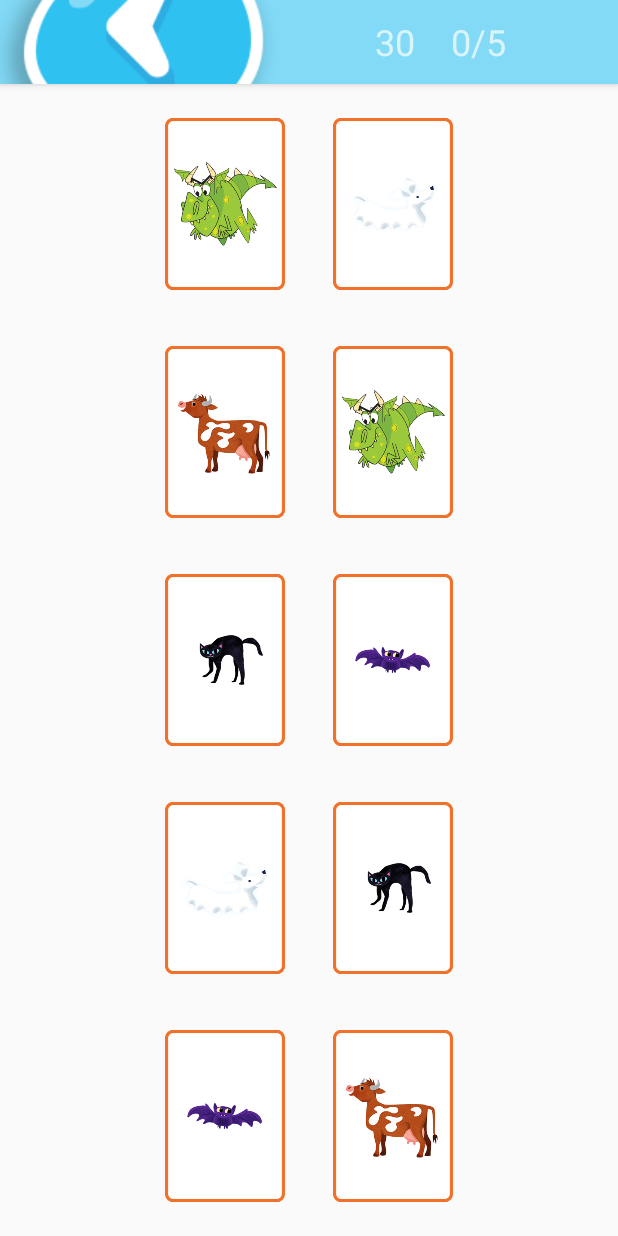
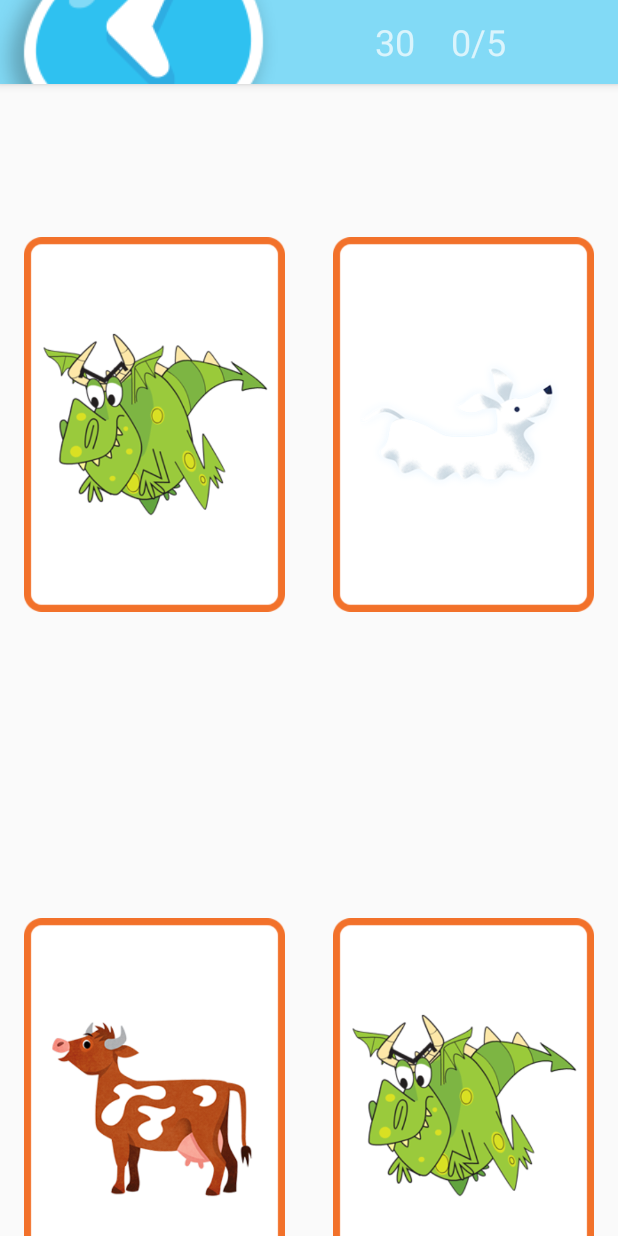
Before and after one commit to Jantzilla/MemoryGame, an Android app: the GameActivity screen opened directly, with no data from a screen before it, on a phone screen of 412 x 824 dp. Run offline under Robolectric (Android 15) with nearby library versions, the phone set to English and light mode, and no system bars.

Commit message:
Change card ImageView dimensions to "wrap_content"

```diff
--- a/app/src/main/res/layout/card.xml
+++ b/app/src/main/res/layout/card.xml
@@ -8,14 +8,14 @@
 
     <ImageView
         android:id="@+id/iv_front"
-        android:layout_width="80dp"
-        android:layout_height="120dp"
+        android:layout_width="wrap_content"
+        android:layout_height="wrap_content"
         android:src="@drawable/cow"/>
 
     <ImageView
         android:id="@+id/iv_card"
-        android:layout_width="80dp"
-        android:layout_height="120dp"
+        android:layout_width="wrap_content"
+        android:layout_height="wrap_content"
         android:src="@drawable/card"
         android:visibility="invisible"/>
 
```
